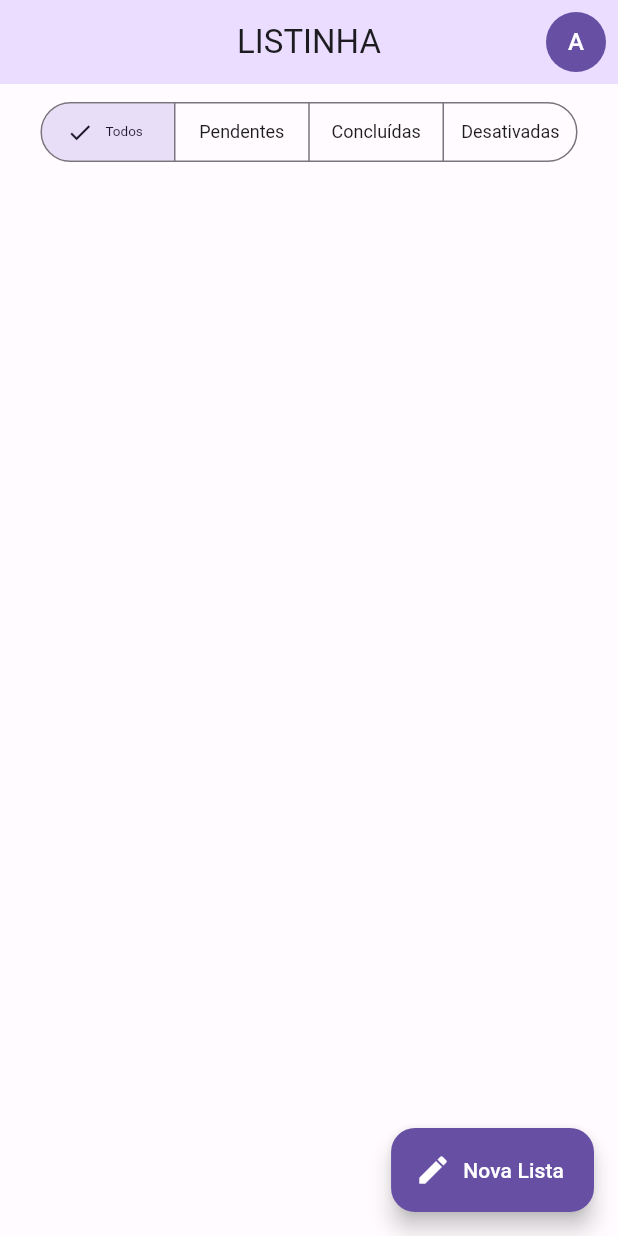
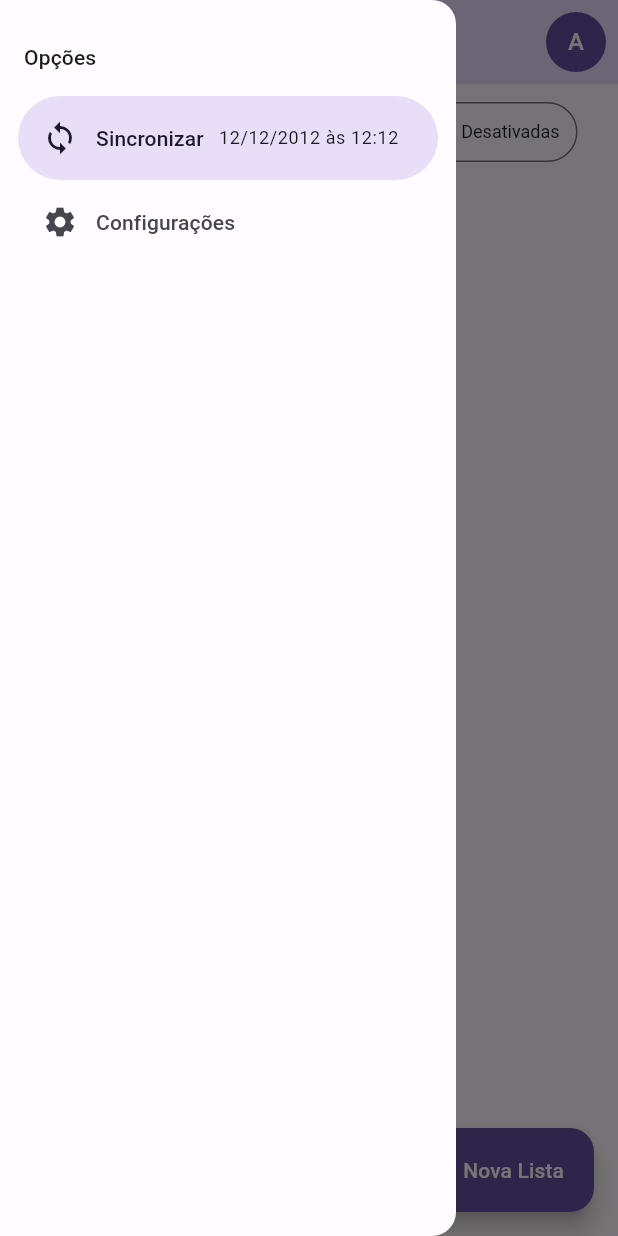
Before and after one commit to celiorscosta/Listinha, a Flutter app: the screen it shows after launch, with the side drawer open (before the commit the screen has no drawer), on a phone screen of 412 x 824 dp. Run offline on Flutter 3.47's test engine with Material 2 defaults, Android fonts, the phone set to English and light mode, and no system bars.

```diff
--- a/app/lib/src/home/home_page.dart
+++ b/app/lib/src/home/home_page.dart
@@ -12,6 +12,34 @@ class _HomePageState extends State<HomePage> {
   @override
   Widget build(BuildContext context) {
     return Scaffold(
+      drawer: NavigationDrawer(
+        children: [
+          Padding(
+            padding: const EdgeInsets.fromLTRB(16, 28, 16, 16),
+            child: Text(
+              'Opções',
+              style: Theme.of(context).textTheme.titleSmall,
+            ),
+          ),
+          NavigationDrawerDestination(
+            icon: const Icon(Icons.sync),
+            label: Row(
+              children: [
+                const Text('Sincronizar'),
+                const SizedBox(width: 10),
+                Text(
+                  '12/12/2012 às 12:12',
+                  style: Theme.of(context).textTheme.bodySmall,
+                ),
+              ],
+            ),
+          ),
+          const NavigationDrawerDestination(
+            icon: Icon(Icons.settings),
+            label: Text('Configurações'),
+          )
+        ],
+      ),
       appBar: AppBar(
         title: const Text('LISTINHA'),
         actions: const [
```
